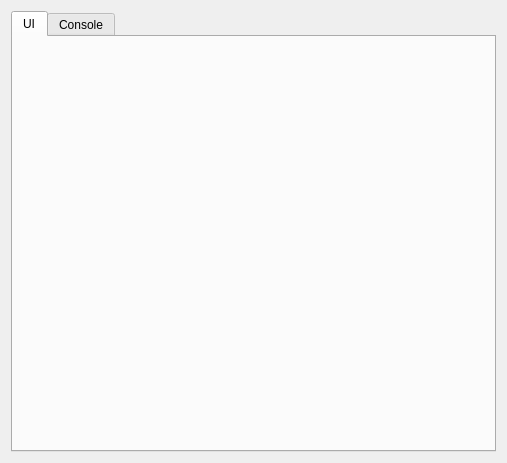
Before: the Qt Designer form software/smooth/qt/bat6widget.ui in TheComet/bat6, drawn with Qt 5.
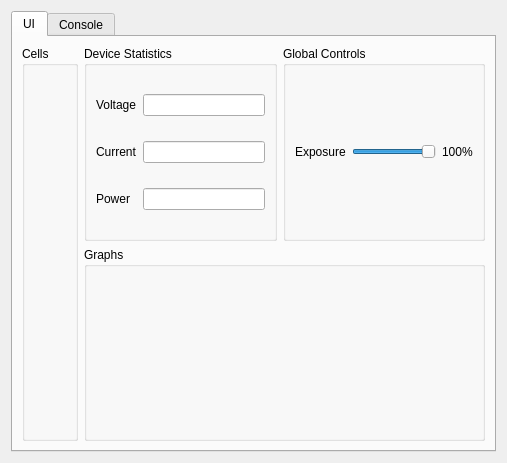
After: the same form once the commit is applied.

```diff
--- a/software/smooth/qt/bat6widget.ui
+++ b/software/smooth/qt/bat6widget.ui
@@ -29,7 +29,109 @@
       <attribute name="title">
        <string>UI</string>
       </attribute>
-      <layout class="QGridLayout" name="tabUiLayout"/>
+      <layout class="QGridLayout" name="gridLayout_2">
+       <item row="0" column="0" rowspan="2">
+        <widget class="QGroupBox" name="group_box_cells">
+         <property name="title">
+          <string>Cells</string>
+         </property>
+        </widget>
+       </item>
+       <item row="0" column="1">
+        <widget class="QGroupBox" name="group_box_stats">
+         <property name="sizePolicy">
+          <sizepolicy hsizetype="Preferred" vsizetype="Minimum">
+           <horstretch>0</horstretch>
+           <verstretch>0</verstretch>
+          </sizepolicy>
+         </property>
+         <property name="title">
+          <string>Device Statistics</string>
+         </property>
+         <layout class="QGridLayout" name="gridLayout_4">
+          <item row="0" column="0">
+           <widget class="QLabel" name="label_2">
+            <property name="text">
+             <string>Voltage</string>
+            </property>
+           </widget>
+          </item>
+          <item row="0" column="1">
+           <widget class="QLineEdit" name="line_edit_measured_voltage"/>
+          </item>
+          <item row="1" column="0">
+           <widget class="QLabel" name="label_3">
+            <property name="text">
+             <string>Current</string>
+            </property>
+           </widget>
+          </item>
+          <item row="1" column="1">
+           <widget class="QLineEdit" name="line_edit_measured_current"/>
+          </item>
+          <item row="2" column="0">
+           <widget class="QLabel" name="label_4">
+            <property name="text">
+             <string>Power</string>
+            </property>
+           </widget>
+          </item>
+          <item row="2" column="1">
+           <widget class="QLineEdit" name="line_edit_measured_power"/>
+          </item>
+         </layout>
+        </widget>
+       </item>
+       <item row="0" column="2">
+        <widget class="QGroupBox" name="group_box_controls">
+         <property name="sizePolicy">
+          <sizepolicy hsizetype="Preferred" vsizetype="Minimum">
+           <horstretch>0</horstretch>
+           <verstretch>0</verstretch>
+          </sizepolicy>
+         </property>
+         <property name="title">
+          <string>Global Controls</string>
+         </property>
+         <layout class="QGridLayout" name="gridLayout_3">
+          <item row="0" column="0">
+           <widget class="QLabel" name="label">
+            <property name="text">
+             <string>Exposure</string>
+            </property>
+           </widget>
+          </item>
+          <item row="0" column="1">
+           <widget class="QSlider" name="slider_global_exposure">
+            <property name="maximum">
+             <number>100</number>
+            </property>
+            <property name="value">
+             <number>100</number>
+            </property>
+            <property name="orientation">
+             <enum>Qt::Horizontal</enum>
+            </property>
+           </widget>
+          </item>
+          <item row="0" column="2">
+           <widget class="QLabel" name="label_global_exposure">
+            <property name="text">
+             <string>100%</string>
+            </property>
+           </widget>
+          </item>
+         </layout>
+        </widget>
+       </item>
+       <item row="1" column="1" colspan="2">
+        <widget class="QGroupBox" name="group_box_plots">
+         <property name="title">
+          <string>Graphs</string>
+         </property>
+        </widget>
+       </item>
+      </layout>
      </widget>
      <widget class="QWidget" name="tabConsole">
       <attribute name="title">
```
